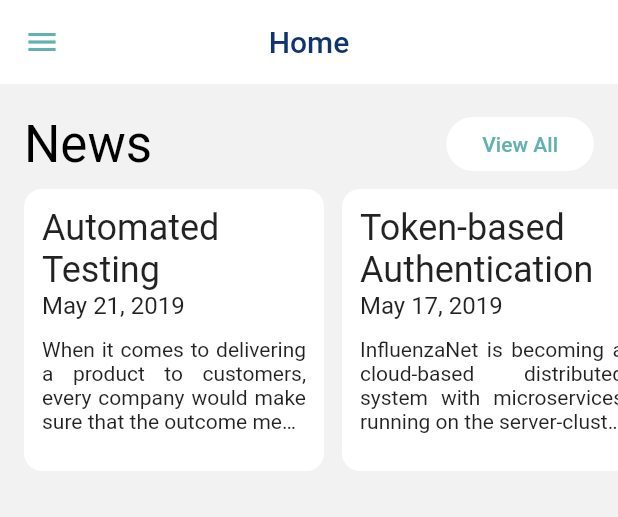
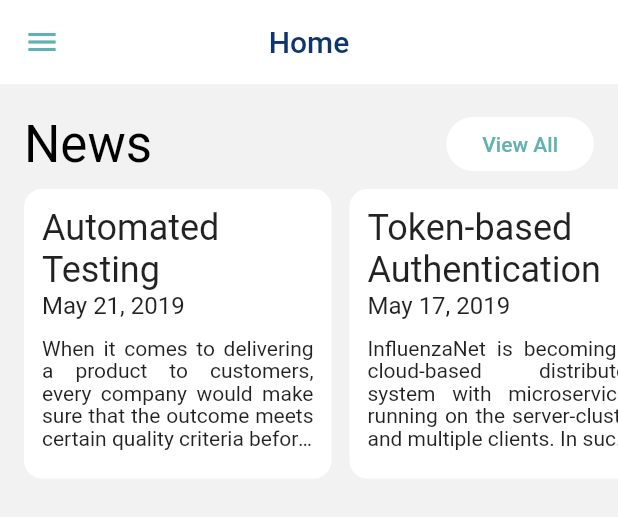
Before and after one commit to influenzanet/app, a Flutter app: the HomePage widget shown alone on an empty page, opened directly, on a phone screen of 412 x 824 dp. Shown: the top 517 px of the screen. Run offline on Flutter 3.47's test engine with Material 2 defaults, Android fonts, the phone set to English and light mode, and no system bars; our stand-ins replace circular_check_box.

Commit message:
Implemented News Pages and generalized related widgets.

```diff
--- a/lib/ui/common/themes/influenzanet-theme.dart
+++ b/lib/ui/common/themes/influenzanet-theme.dart
@@ -71,6 +71,7 @@ class ThemeElements {
   static const double pagePadding = 16.0;
   static const double elementPadding = 16.0;
   static const double connectedElementPadding = 12.0;
+  static const double listItemPadding = connectedElementPadding / 2;
 
   static const double cardBorderRadius = 12.0;
 }
--- /dev/null
+++ b/lib/ui/common/widgets/lists/horizontal-list.dart
@@ -0,0 +1,62 @@
+import 'package:InfluenzaNet/ui/common/themes/influenzanet-theme.dart';
+import 'package:InfluenzaNet/ui/common/widgets/buttons/themed-secondary-button.dart';
+import 'package:flutter/material.dart';
+
+class HorizontalList extends StatelessWidget {
+  final String titleText;
+  final double height;
+  final double itemPadding;
+  final double horizontalPadding;
+  final void Function() onViewAllPressed;
+  final List<Widget> children;
+
+  HorizontalList({
+    @required this.titleText,
+    @required this.height,
+    @required this.children,
+    this.itemPadding = ThemeElements.listItemPadding,
+    this.horizontalPadding = ThemeElements.pagePadding,
+    this.onViewAllPressed,
+  });
+
+  @override
+  Widget build(BuildContext context) {
+    ThemeData themeData = Theme.of(context);
+    return Column(
+      mainAxisSize: MainAxisSize.max,
+      crossAxisAlignment: CrossAxisAlignment.stretch,
+      children: <Widget>[
+        Padding(
+          padding: EdgeInsets.symmetric(horizontal: horizontalPadding),
+          child: Row(
+            mainAxisSize: MainAxisSize.max,
+            mainAxisAlignment: MainAxisAlignment.spaceBetween,
+            children: <Widget>[
+              Text(
+                titleText,
+                style: themeData.textTheme.display1,
+              ),
+              if (onViewAllPressed != null)
+                ThemedSecondaryButton(
+                  themeData,
+                  text: 'View All',
+                  onPressed: onViewAllPressed,
+                ),
+            ],
+          ),
+        ),
+        Container(
+          height: height,
+          child: ListView(
+            scrollDirection: Axis.horizontal,
+            children: <Widget>[
+              Container(width: horizontalPadding - itemPadding),
+              ...children,
+              Container(width: horizontalPadding - itemPadding),
+            ],
+          ),
+        ),
+      ],
+    );
+  }
+}
--- a/lib/ui/common/widgets/pages/scaffold-page.dart
+++ b/lib/ui/common/widgets/pages/scaffold-page.dart
@@ -10,7 +10,7 @@ abstract class ScaffoldPage extends StatelessWidget {
   final bool scrollable;
 
   ScaffoldPage({
-    this.titleText = '',
+    @required this.titleText,
     this.appBar = true,
     this.drawer = true,
     this.scrollable = false,
--- a/lib/ui/common/widgets/scaffolds/themed-scaffold.dart
+++ b/lib/ui/common/widgets/scaffolds/themed-scaffold.dart
@@ -1,3 +1,4 @@
+import 'package:InfluenzaNet/ui/common/themes/influenzanet-theme.dart';
 import 'package:flutter/material.dart';
 
 class ThemedScaffold extends Scaffold {
@@ -7,7 +8,7 @@ class ThemedScaffold extends Scaffold {
             drawer: drawer,
             body: SafeArea(
               child: Padding(
-                padding: const EdgeInsets.only(bottom: 16.0),
+                padding: const EdgeInsets.only(bottom: ThemeElements.pagePadding),
                 child: body,
               ),
             ));
@@ -20,7 +21,7 @@ class ThemedScaffold extends Scaffold {
               child: SizedBox(
                 height: _screenHeight(context, withoutAppBar: appBar != null),
                 child: Padding(
-                  padding: const EdgeInsets.only(bottom: 16.0),
+                  padding: const EdgeInsets.only(bottom: ThemeElements.pagePadding),
                   child: body,
                 ),
               ),
--- a/lib/ui/main/home/home-page.dart
+++ b/lib/ui/main/home/home-page.dart
@@ -1,8 +1,9 @@
 import 'package:InfluenzaNet/ui/common/themes/influenzanet-theme.dart';
-import 'package:InfluenzaNet/ui/common/widgets/buttons/themed-secondary-button.dart';
+import 'package:InfluenzaNet/ui/common/widgets/lists/horizontal-list.dart';
 import 'package:InfluenzaNet/ui/common/widgets/pages/scaffold-page.dart';
+import 'package:InfluenzaNet/ui/main/main-navigator.dart';
+import 'package:InfluenzaNet/ui/main/news/news-item.dart';
 import 'package:flutter/material.dart';
-import 'package:url_launcher/url_launcher.dart';
 
 class HomePage extends ScaffoldPage {
   HomePage() : super(titleText: 'Home');
@@ -13,122 +14,49 @@ class HomePage extends ScaffoldPage {
       mainAxisSize: MainAxisSize.max,
       crossAxisAlignment: CrossAxisAlignment.stretch,
       children: <Widget>[
-        Padding(
-          padding: EdgeInsets.only(
-              left: ThemeElements.pagePadding, top: ThemeElements.pagePadding, right: ThemeElements.pagePadding),
-          child: Row(
-            mainAxisSize: MainAxisSize.max,
-            mainAxisAlignment: MainAxisAlignment.spaceBetween,
+        Container(height: ThemeElements.pagePadding),
+        HorizontalList(
+          titleText: 'News',
+          height: 205,
+          onViewAllPressed: () {
+            Navigator.of(context).pushNamed(MainNavigator.homeNewsRoute);
+          },
           children: <Widget>[
-              Text(
-                'News',
-                style: themeData.textTheme.display1,
-              ),
-              ThemedSecondaryButton(
-                themeData,
-                text: 'View All',
-                onPressed: () {},
-              ),
-            ],
-          ),
-        ),
-        Container(
-          height: 200,
-          child: ListView(
-            scrollDirection: Axis.horizontal,
-            children: <Widget>[
-              Container(width: ThemeElements.pagePadding - (ThemeElements.connectedElementPadding / 2)),
             _newsItem(
-                context,
-                themeData,
               'Automated Testing',
               'May 21, 2019',
               'When it comes to delivering a product to customers, every company would make sure that the outcome meets certain quality criteria before handing it over. This is because as human beings we are prone to make mistakes, and no matter how hard we try to keep every aspect and little detail in mind, we might still end up missing a key point or make a small mistake that is going to cost us a lot in later phases.',
               'https://influenzanet.github.io/news/2019-05-21-automatic-testing/',
             ),
             _newsItem(
-                context,
-                themeData,
               'Token-based Authentication',
               'May 17, 2019',
               'InfluenzaNet is becoming a cloud-based distributed system with microservices running on the server-cluster and multiple clients. In such a system, different authentication strategies are necessary to cover a variety of requirements regarding both, usability and security. We are working on a more detailed article on the topic of authentication which we will post here later. The goal of this post is to provide an overview over token-based authentication in InfluenzaNet and especially on how temporary tokens can be used in the new system.',
               'https://influenzanet.github.io/news/2019-05-17-temporary-tokens/',
             ),
             _newsItem(
-                context,
-                themeData,
               'Logo Party',
               'March 8, 2019',
               'A modern system should be represented by a modern logo. We envision a friendly, recognisable logo including an icon which can also be used separately from the text and comes in fresh looking colours. Of course it should be easily used in monochrome and be in harmony with modern design concepts like material design with a primary and secondary color. Apparently it is not an easy task to bring all the logical, functional and taste based opinions or arguments in our team together to a single decision. We already went though a few feedback rounds and wanted to share the first serious drafts with you so you can join the logo party.',
               'https://influenzanet.github.io/news/2019-03-08-logoparty/',
             ),
-              Container(width: ThemeElements.pagePadding - (ThemeElements.connectedElementPadding / 2)),
           ],
-          ),
-        ),
+        )
       ],
     );
   }
 
-  Widget _newsItem(BuildContext context, ThemeData themeData, String title, String subtitle, String text, String url) {
+  Widget _newsItem(String title, String subtitle, String text, String url) {
     return Padding(
-      padding: EdgeInsets.all(ThemeElements.connectedElementPadding / 2),
-      child: Ink(
-        decoration:
-            BoxDecoration(color: Colors.white, borderRadius: BorderRadius.circular(ThemeElements.cardBorderRadius)),
-        width: 200,
-        height: 200,
-        child: InkWell(
-          borderRadius: BorderRadius.circular(ThemeElements.cardBorderRadius),
-          onTap: () {
-            _openUrl(url);
-          },
-          child: Padding(
-            padding: EdgeInsets.all(ThemeElements.connectedElementPadding),
-            child: Column(
-              mainAxisSize: MainAxisSize.max,
-              crossAxisAlignment: CrossAxisAlignment.stretch,
-              children: <Widget>[
-                Text(
-                  title,
-                  style: themeData.textTheme.headline,
-                  overflow: TextOverflow.ellipsis,
-                  maxLines: 2,
-                ),
-                Text(
-                  subtitle,
-                  style: themeData.textTheme.subhead,
-                ),
-                Container(height: ThemeElements.connectedElementPadding),
-                Expanded(
-                  child: LayoutBuilder(
-                    builder: (BuildContext context, BoxConstraints constraints) {
-                      print(constraints);
-                      return Text(
-                        text,
-                        style: themeData.textTheme.body1,
-                        textAlign: TextAlign.justify,
-                        overflow: TextOverflow.ellipsis,
-                        maxLines: (constraints.maxHeight /
-                                    themeData.textTheme.body1.fontSize /
-                                    MediaQuery.textScaleFactorOf(context))
-                                .floor() -
-                            1,
-                      );
-                    },
-                  ),
-                ),
-              ],
-            ),
-          ),
-        ),
+      padding: const EdgeInsets.all(ThemeElements.listItemPadding),
+      child: NewsItem(
+        title: title,
+        subtitle: subtitle,
+        text: text,
+        url: url,
+        width: 205,
+        height: 205 - ThemeElements.listItemPadding * 2,
       ),
     );
   }
-
-  _openUrl(String url) async {
-    if (await canLaunch(url)) {
-      await launch(url);
 }
-  }
-}
--- /dev/null
+++ b/lib/ui/main/news/news-item.dart
@@ -0,0 +1,95 @@
+import 'package:InfluenzaNet/ui/common/themes/influenzanet-theme.dart';
+import 'package:flutter/material.dart';
+import 'package:url_launcher/url_launcher.dart';
+
+class NewsItem extends StatelessWidget {
+  final String title;
+  final String subtitle;
+  final String text;
+  final String url;
+  final double width;
+  final double height;
+
+  NewsItem({
+    @required this.title,
+    @required this.subtitle,
+    @required this.text,
+    @required this.url,
+    @required this.width,
+    @required this.height,
+  });
+
+  @override
+  Widget build(BuildContext context) {
+    ThemeData themeData = Theme.of(context);
+    return Ink(
+      decoration:
+          BoxDecoration(color: Colors.white, borderRadius: BorderRadius.circular(ThemeElements.cardBorderRadius)),
+      width: width,
+      height: height,
+      child: InkWell(
+        borderRadius: BorderRadius.circular(ThemeElements.cardBorderRadius),
+        onTap: () {
+          _openUrl(url);
+        },
+        child: Padding(
+          padding: EdgeInsets.all(ThemeElements.connectedElementPadding),
+          child: Column(
+            mainAxisSize: MainAxisSize.max,
+            crossAxisAlignment: CrossAxisAlignment.stretch,
+            children: <Widget>[
+              _title(themeData),
+              _subtitle(themeData),
+              Container(height: ThemeElements.connectedElementPadding),
+              _text(themeData),
+            ],
+          ),
+        ),
+      ),
+    );
+  }
+
+  Widget _title(ThemeData themeData) {
+    return Text(
+      title,
+      style: themeData.textTheme.headline,
+      overflow: TextOverflow.ellipsis,
+      maxLines: 2,
+    );
+  }
+
+  Widget _subtitle(ThemeData themeData) {
+    return Text(
+      subtitle,
+      style: themeData.textTheme.subhead,
+    );
+  }
+
+  Widget _text(ThemeData themeData) {
+    return Expanded(
+      child: LayoutBuilder(
+        builder: (BuildContext context, BoxConstraints constraints) {
+          print(constraints);
+          TextStyle textStyle = themeData.textTheme.body1.copyWith(height: 1.1);
+          int maxLines =
+              (constraints.maxHeight / textStyle.height / textStyle.fontSize / MediaQuery.textScaleFactorOf(context))
+                  .floor();
+          print(maxLines * textStyle.fontSize * textStyle.height);
+          return Text(
+            text,
+            style: textStyle,
+            textAlign: TextAlign.justify,
+            overflow: TextOverflow.ellipsis,
+            maxLines: maxLines,
+          );
+        },
+      ),
+    );
+  }
+
+  _openUrl(String url) async {
+    if (await canLaunch(url)) {
+      await launch(url);
+    }
+  }
+}
--- a/lib/ui/onboarding/pages/instance-selection-page.dart
+++ b/lib/ui/onboarding/pages/instance-selection-page.dart
@@ -6,7 +6,7 @@ import 'package:InfluenzaNet/ui/onboarding/onboarding-navigator.dart';
 import 'package:flutter/material.dart';
 
 class InstanceSelectionPage extends ScaffoldPage {
-  InstanceSelectionPage() : super(appBar: false, drawer: false);
+  InstanceSelectionPage() : super(titleText: '', appBar: false, drawer: false);
 
   @override
   Widget buildBody(BuildContext context, ThemeData themeData) {
--- a/pubspec.yaml
+++ b/pubspec.yaml
@@ -14,7 +14,7 @@ description: Cross-platform mobile app for the InfluenzaNet project.
 version: 0.0.1
 
 environment:
-  sdk: ">=2.1.0 <3.0.0"
+  sdk: ">=2.2.2 <3.0.0"
 
 dependencies:
   flutter:
```
Also changed, not shown: lib/ui/common/widgets/app-bars/themed-sliver-app-bar.dart (added, +15 -0 lines), lib/ui/common/widgets/pages/list-page.dart (added, +51 -0 lines), lib/ui/main/main-navigator.dart (+7 -0 lines), lib/ui/main/news/news-page.dart (+44 -5 lines). Lines whose indentation alone changed are shown as unchanged.
